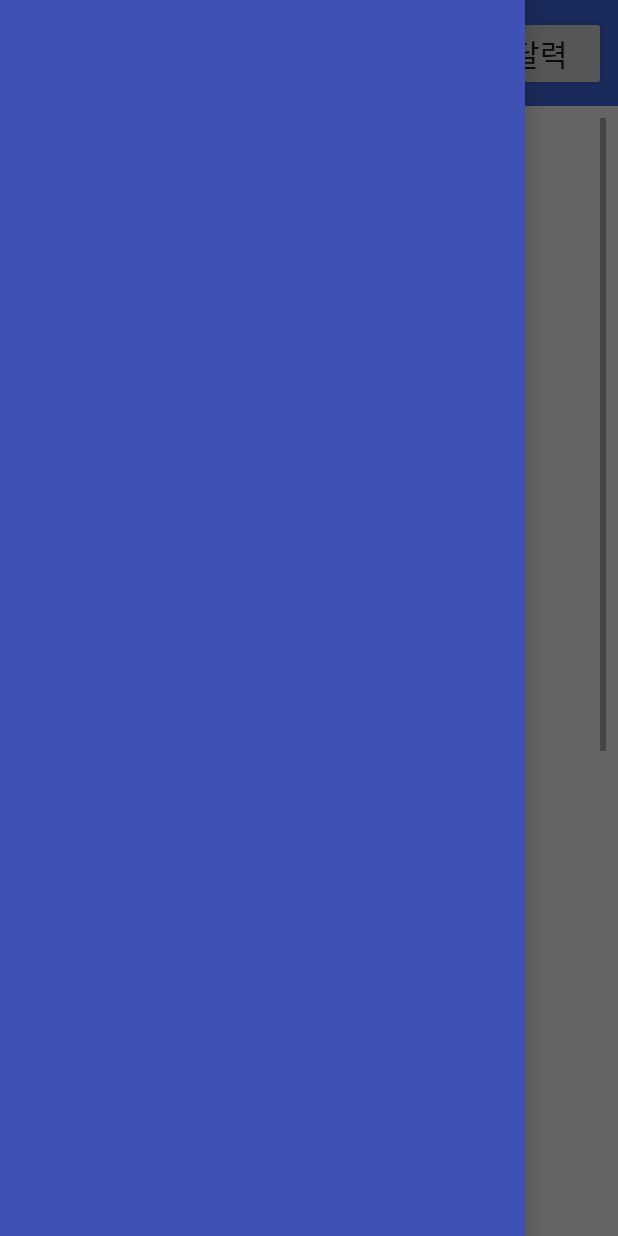
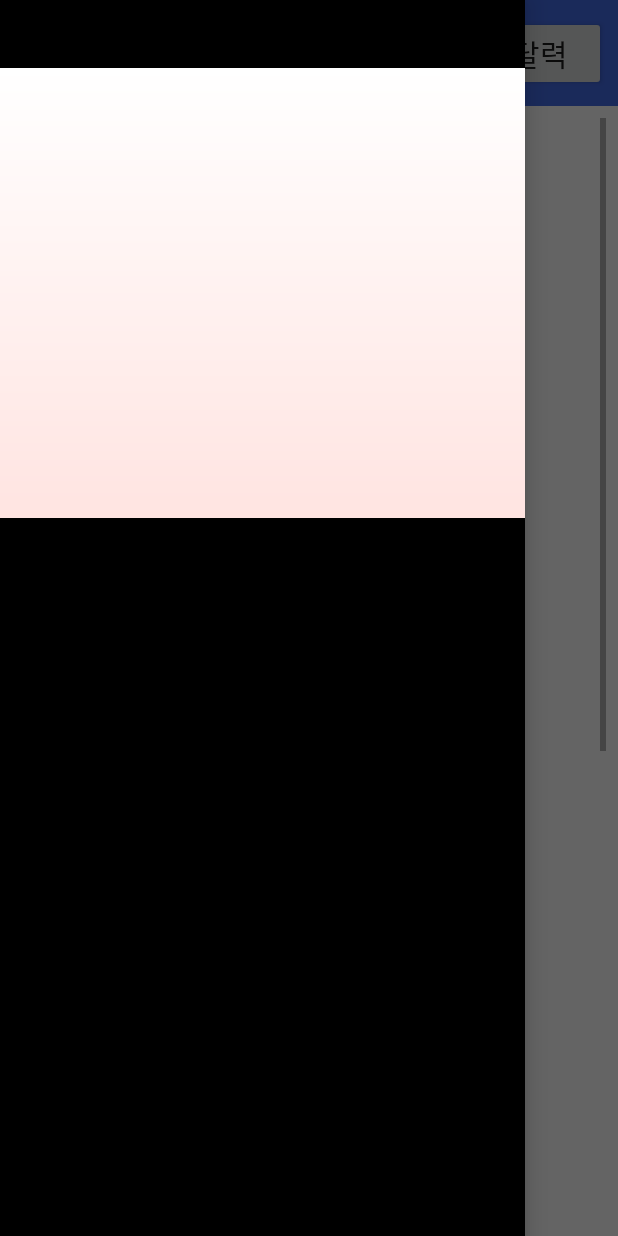
Before and after one commit to gmltbtngmltn/diary, an Android app: the Calendar screen opened directly, with no data from a screen before it, with the side drawer open, on a phone screen of 412 x 824 dp. Run offline under Robolectric (Android 15) with nearby library versions, the phone set to English and light mode, and no system bars; Roboto replaces fonts that are not available here.

Commit message:
images,script

```diff
--- a/app/src/main/java/edu/android/diary/Calendar.java
+++ b/app/src/main/java/edu/android/diary/Calendar.java
@@ -9,13 +9,15 @@ import android.os.Bundle;
 import android.view.View;
 import android.widget.Button;
 import android.widget.CalendarView;
+import android.widget.ImageView;
 import android.widget.TextView;
 
 import java.text.SimpleDateFormat;
 import java.util.Date;
 
 public class Calendar extends AppCompatActivity {
-    private TextView dateDiary;
+    private TextView dateDiary,script;
+    private ImageView images;
     private Dialog myDialog;
     private Button btnCalendar;
 
@@ -25,6 +27,8 @@ public class Calendar extends AppCompatActivity {
         setContentView(R.layout.activity_calendar);
         dateDiary = findViewById(R.id.dateOfDiary);
         btnCalendar = findViewById(R.id.btnCalendar);
+        script = findViewById(R.id.script);
+        images = findViewById(R.id.images);
         Date d = new Date();
         SimpleDateFormat simple = new SimpleDateFormat("yyyy년mm월dd일");
         dateDiary.setText(simple.format(d));
--- a/app/src/main/res/layout/activity_calendar.xml
+++ b/app/src/main/res/layout/activity_calendar.xml
@@ -12,11 +12,28 @@
         android:layout_width="350dp"
         android:layout_height="match_parent"
         android:layout_gravity="left"
-        android:background="@color/colorPrimary"
+        android:background="@color/black"
         android:choiceMode="singleChoice"
         android:divider="@android:color/transparent"
         android:dividerHeight="0dp" >
-
+        <ImageView
+            android:id="@+id/images"
+            android:layout_width="380dp"
+            android:layout_height="300dp"
+            android:layout_alignParentStart="true"
+            android:layout_alignParentTop="true"
+            android:layout_marginTop="45dp"
+            app:srcCompat="@drawable/customprograssbar" />
+        <TextView
+            android:id="@+id/script"
+            android:layout_width="314dp"
+            android:layout_height="131dp"
+            android:layout_alignParentBottom="true"
+            android:layout_centerHorizontal="true"
+            android:layout_marginBottom="60dp"
+            android:layout_marginLeft="15dp"
+            android:layout_marginRight="15dp"
+            android:text="TextView" />
 
     </RelativeLayout>
 
```
